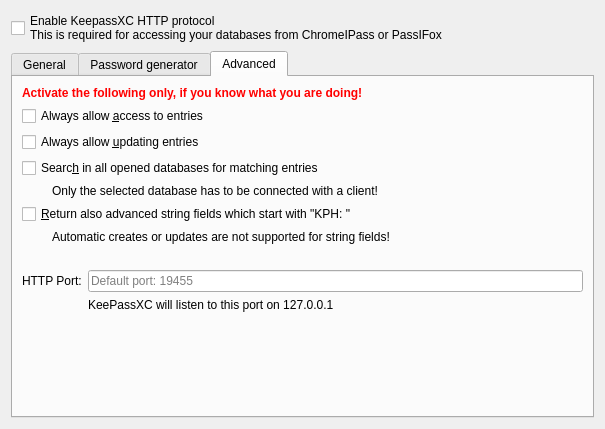
Old version of the form src/http/OptionDialog.ui in the repository keepassxreboot/keepassxc.
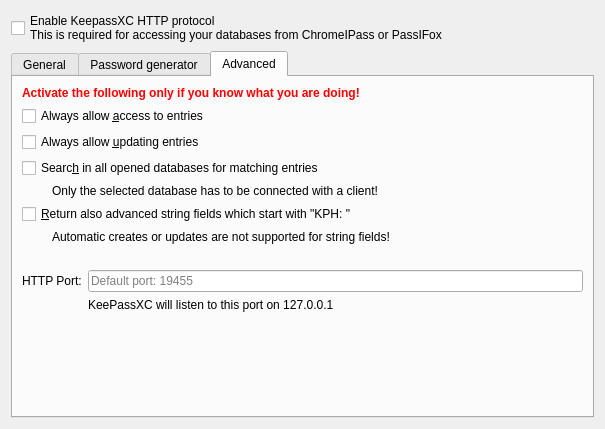
New version of the form. The open tabs and pages were chosen to show the change. Custom widgets are drawn as their Qt base class.

Commit message:
Show icons in vertical tab bar
TODO: use the correct icons, move vertical tab bar into separate widget

What changed in the file:
```diff
--- a/src/http/OptionDialog.ui
+++ b/src/http/OptionDialog.ui
@@ -148,7 +148,7 @@
           <string notr="true">color: rgb(255, 0, 0);</string>
          </property>
          <property name="text">
-          <string>Activate the following only, if you know what you are doing!</string>
+          <string>Activate the following only if you know what you are doing!</string>
          </property>
         </widget>
        </item>
```
The commit also changes 5 other files.
